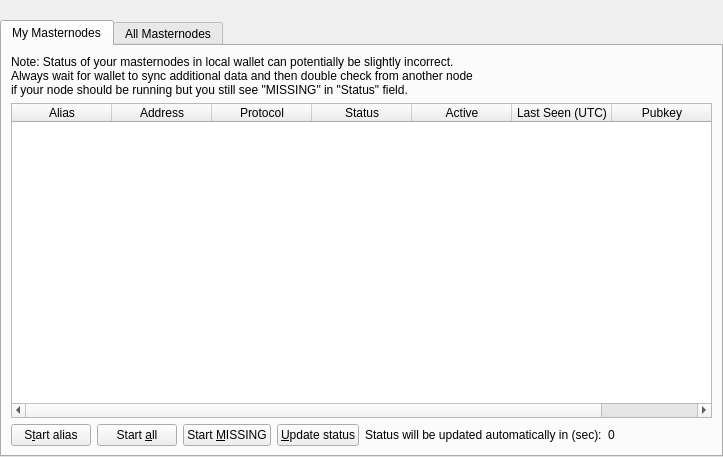
Oxygencoin/OXYGEN, file src/qt/forms/masternodelist.ui: the form before one commit.
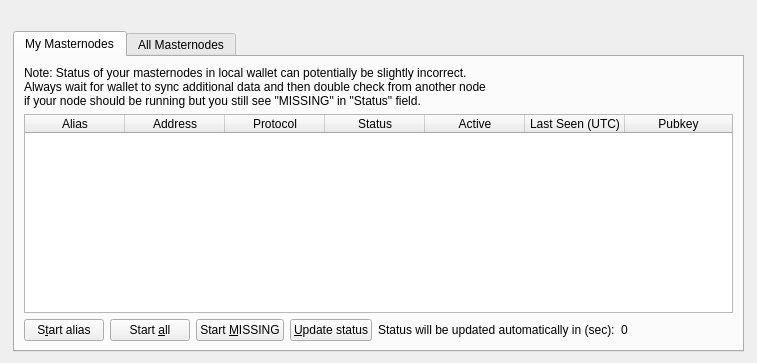
The form after the commit.

Commit message: masternodelist style

The edit to the form file:
```diff
--- a/src/qt/forms/masternodelist.ui
+++ b/src/qt/forms/masternodelist.ui
@@ -6,27 +6,15 @@
    <rect>
     <x>0</x>
     <y>0</y>
-    <width>723</width>
-    <height>457</height>
+    <width>757</width>
+    <height>363</height>
    </rect>
   </property>
   <property name="windowTitle">
    <string>Form</string>
   </property>
-  <layout class="QVBoxLayout" name="topLayout">
-   <property name="leftMargin">
-    <number>0</number>
-   </property>
-   <property name="topMargin">
-    <number>0</number>
-   </property>
-   <property name="rightMargin">
-    <number>0</number>
-   </property>
-   <property name="bottomMargin">
-    <number>0</number>
-   </property>
-   <item>
+  <layout class="QGridLayout" name="gridLayout_3">
+   <item row="0" column="1">
     <layout class="QVBoxLayout" name="verticalLayout">
      <property name="bottomMargin">
       <number>0</number>
@@ -38,7 +26,7 @@
        </property>
        <property name="sizeHint" stdset="0">
         <size>
-         <width>make40</width>
+         <width>0</width>
          <height>20</height>
         </size>
        </property>
@@ -390,6 +378,38 @@
      </item>
     </layout>
    </item>
+   <item row="0" column="0">
+    <spacer name="horizontalSpacer">
+     <property name="orientation">
+      <enum>Qt::Horizontal</enum>
+     </property>
+     <property name="sizeType">
+      <enum>QSizePolicy::Fixed</enum>
+     </property>
+     <property name="sizeHint" stdset="0">
+      <size>
+       <width>2</width>
+       <height>10</height>
+      </size>
+     </property>
+    </spacer>
+   </item>
+   <item row="0" column="2">
+    <spacer name="horizontalSpacer_2">
+     <property name="orientation">
+      <enum>Qt::Horizontal</enum>
+     </property>
+     <property name="sizeType">
+      <enum>QSizePolicy::Fixed</enum>
+     </property>
+     <property name="sizeHint" stdset="0">
+      <size>
+       <width>2</width>
+       <height>10</height>
+      </size>
+     </property>
+    </spacer>
+   </item>
   </layout>
  </widget>
  <resources/>
```
Left out of the diff: 6 changed lines with no effect on the pictures.
